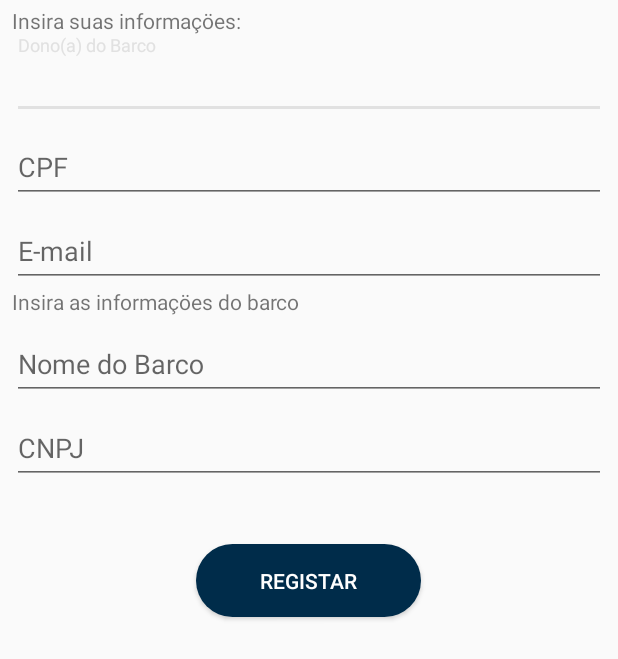
After one commit to RafaelMScience/Frete-Firebase-, an Android app: the SignUpActivity screen opened directly, with no data from a screen before it, on a phone screen of 412 x 824 dp. The commit adds this screen. Shown: the top 659 px of the screen. Run offline under Robolectric (Android 15) with nearby library versions, the phone set to English and light mode, and no system bars; libraries missing offline, so code that uses them is left out: com.daimajia.numberprogressbar, com.race604.drawable; 1 statement that could not run was skipped.

Commit message:
Tela Signup
Foi adicionado a tela de SignUp com alguns dados

```diff
--- /dev/null
+++ b/app/src/main/java/com/navegam/fepsfrete/Activity/SignUpActivity.java
@@ -0,0 +1,16 @@
+package com.navegam.fepsfrete.Activity;
+
+import androidx.appcompat.app.AppCompatActivity;
+
+import android.os.Bundle;
+
+import com.navegam.fepsfrete.R;
+
+public class SignUpActivity extends AppCompatActivity {
+
+    @Override
+    protected void onCreate(Bundle savedInstanceState) {
+        super.onCreate( savedInstanceState );
+        setContentView( R.layout.activity_sign_up );
+    }
+}
--- a/app/src/main/java/com/navegam/fepsfrete/SplashScreen.kt
+++ b/app/src/main/java/com/navegam/fepsfrete/SplashScreen.kt
@@ -5,6 +5,7 @@ import androidx.appcompat.app.AppCompatActivity
 import android.animation.ValueAnimator
 import android.content.Intent
 import android.os.Bundle
+import android.view.View
 import android.view.animation.AccelerateDecelerateInterpolator
 import android.widget.ImageView
 
@@ -35,7 +36,7 @@ class SplashScreen : AppCompatActivity(), OnProgressBarListener {
         img_loading!!.setImageDrawable(navegamWave)
 
         // Set customised animator here
-        val animator = ValueAnimator.ofFloat(0, 1)
+        val animator = ValueAnimator.ofFloat(0F, 1F)
 
         navegamWave.setWaveAmplitude(5)
         animator.repeatCount = 0
@@ -45,7 +46,7 @@ class SplashScreen : AppCompatActivity(), OnProgressBarListener {
         navegamWave.isIndeterminate = true
 
         //barrar de progresso personalizado com numeracao
-        progressBar = findViewById<View>(R.id.progress_bar)
+        progressBar = findViewById<View>(R.id.progress_bar) as NumberProgressBar?
         progressBar!!.setOnProgressBarListener(this)
         timer = Timer()
         timer!!.schedule(object : TimerTask() {
--- /dev/null
+++ b/app/src/main/res/layout/activity_sign_up.xml
@@ -0,0 +1,106 @@
+<?xml version="1.0" encoding="utf-8"?>
+<LinearLayout xmlns:android="http://schemas.android.com/apk/res/android"
+    xmlns:app="http://schemas.android.com/apk/res-auto"
+    xmlns:tools="http://schemas.android.com/tools"
+    android:layout_width="match_parent"
+    android:layout_height="match_parent"
+    tools:context=".Activity.SignUpActivity"
+    android:orientation="vertical">
+
+    <LinearLayout
+        android:layout_width="match_parent"
+        android:layout_height="wrap_content"
+        android:orientation="vertical"
+        android:paddingLeft="8dp"
+        android:paddingRight="8dp"
+        android:paddingTop="4dp">
+
+        <TextView
+            android:layout_width="match_parent"
+            android:layout_height="wrap_content"
+            android:text="Insira suas informaçöes:"/>
+
+        <com.google.android.material.textfield.TextInputLayout
+            android:layout_width="match_parent"
+            android:layout_height="wrap_content">
+
+            <EditText
+                android:id="@+id/edt_ownerBoat"
+                android:layout_width="match_parent"
+                android:layout_height="wrap_content"
+                android:drawablePadding="10dp"
+                android:hint="Dono(a) do Barco"
+                android:inputType="text" />
+        </com.google.android.material.textfield.TextInputLayout>
+
+        <com.google.android.material.textfield.TextInputLayout
+            android:layout_width="match_parent"
+            android:layout_height="wrap_content">
+
+            <EditText
+                android:id="@+id/edt_CPF"
+                android:layout_width="match_parent"
+                android:layout_height="wrap_content"
+                android:drawablePadding="10dp"
+                android:hint="CPF"
+                android:inputType="text" />
+        </com.google.android.material.textfield.TextInputLayout>
+
+        <com.google.android.material.textfield.TextInputLayout
+            android:layout_width="match_parent"
+            android:layout_height="wrap_content">
+
+            <EditText
+                android:id="@+id/edt_email"
+                android:layout_width="match_parent"
+                android:layout_height="wrap_content"
+                android:drawablePadding="10dp"
+                android:hint="E-mail"
+                android:inputType="textEmailAddress" />
+        </com.google.android.material.textfield.TextInputLayout>
+
+        <TextView
+            android:layout_width="match_parent"
+            android:layout_height="wrap_content"
+            android:text="Insira as informaçöes do barco"/>
+
+        <com.google.android.material.textfield.TextInputLayout
+            android:layout_width="match_parent"
+            android:layout_height="wrap_content">
+
+            <EditText
+                android:id="@+id/edt_nameBoat"
+                android:layout_width="match_parent"
+                android:layout_height="wrap_content"
+                android:drawablePadding="10dp"
+                android:hint="Nome do Barco"
+                android:inputType="text" />
+        </com.google.android.material.textfield.TextInputLayout>
+
+        <com.google.android.material.textfield.TextInputLayout
+            android:layout_width="match_parent"
+            android:layout_height="wrap_content">
+
+            <EditText
+                android:id="@+id/edt_CNPJ"
+                android:layout_width="match_parent"
+                android:layout_height="wrap_content"
+                android:drawablePadding="10dp"
+                android:hint="CNPJ"
+                android:inputType="text" />
+        </com.google.android.material.textfield.TextInputLayout>
+
+    </LinearLayout>
+
+    <Button
+        android:id="@+id/btn_register"
+        android:layout_width="150dp"
+        android:layout_height="wrap_content"
+        android:layout_gravity="center"
+        android:layout_marginTop="40dp"
+        android:background="@drawable/button_style_color_blue"
+        android:gravity="center"
+        android:text="Registar"
+        android:textColor="@color/colorWhite" />
+
+</LinearLayout>
--- a/build.gradle
+++ b/build.gradle
@@ -1,6 +1,7 @@
 // Top-level build file where you can add configuration options common to all sub-projects/modules.
 
 buildscript {
+    ext.kotlin_version = '1.3.21'
     repositories {
         google()
         jcenter()
@@ -8,6 +9,7 @@ buildscript {
     }
     dependencies {
         classpath 'com.android.tools.build:gradle:3.3.2'
+        classpath "org.jetbrains.kotlin:kotlin-gradle-plugin:$kotlin_version"
 
         // NOTE: Do not place your application dependencies here; they belong
         // in the individual module build.gradle files
```
Also changed, not shown: app/build.gradle (+13 -5 lines), app/src/main/AndroidManifest.xml (+3 -8 lines), app/src/main/java/com/navegam/fepsfrete/Activity/LoginActivity.java (+8 -0 lines), app/src/main/res/layout/activity_login.xml (+5 -4 lines), app/src/main/res/layout/activity_splash_screen.xml (+12 -8 lines), 1 other file.
